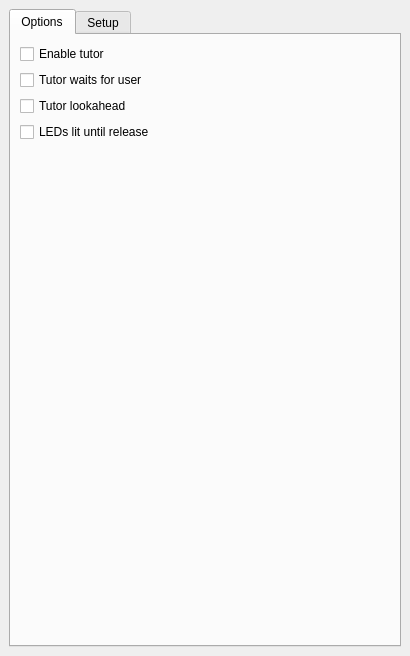
This is mscore/pianotutorpanel.ui in pparrilla/MuseScore as Qt 5 draws it before an edit. The edited form follows.
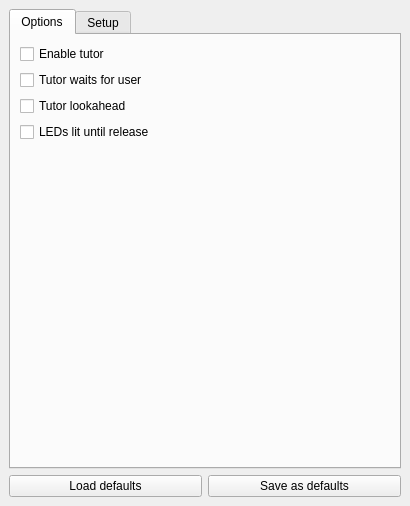
This is the edited form.

Commit message: added capability to save Piano Tutor dialog settings in MuseScore preferences, and reload them on Piano Tutor dialog show-up

```diff
--- a/mscore/pianotutorpanel.ui
+++ b/mscore/pianotutorpanel.ui
@@ -7,7 +7,7 @@
     <x>0</x>
     <y>0</y>
     <width>410</width>
-    <height>656</height>
+    <height>506</height>
    </rect>
   </property>
   <property name="floating">
@@ -238,6 +238,30 @@
         </widget>
        </widget>
       </item>
+      <item>
+       <layout class="QHBoxLayout" name="horizontalLayout">
+        <item>
+         <widget class="QPushButton" name="reloadDefaults">
+          <property name="toolTip">
+           <string>Reload saved PianoTutor default settings</string>
+          </property>
+          <property name="text">
+           <string>Load defaults</string>
+          </property>
+         </widget>
+        </item>
+        <item>
+         <widget class="QPushButton" name="saveAsDefaults">
+          <property name="toolTip">
+           <string>Save current PianoTutor settings as default</string>
+          </property>
+          <property name="text">
+           <string>Save as defaults</string>
+          </property>
+         </widget>
+        </item>
+       </layout>
+      </item>
      </layout>
     </item>
    </layout>
```
The commit also changes 4 other files.
